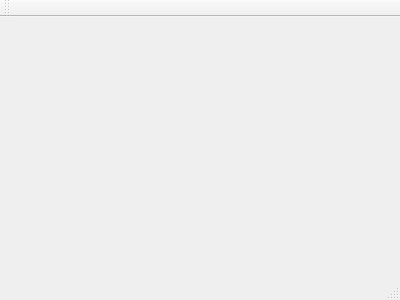
Before: the Qt Designer form test_ResourceFileManager/src/forms/mainwindow.ui in Zingam/SpaGUIController, drawn with Qt 5.
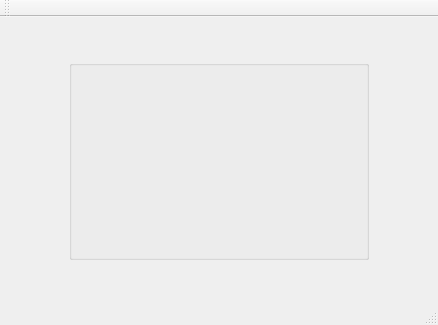
After: the same form once the commit is applied. Icons and pictures are not drawn.

```diff
--- a/test_ResourceFileManager/src/forms/mainwindow.ui
+++ b/test_ResourceFileManager/src/forms/mainwindow.ui
@@ -6,27 +6,71 @@
    <rect>
     <x>0</x>
     <y>0</y>
-    <width>400</width>
-    <height>300</height>
+    <width>438</width>
+    <height>325</height>
    </rect>
   </property>
   <property name="windowTitle">
    <string>MainWindow</string>
   </property>
   <widget class="QWidget" name="centralWidget">
-   <widget class="QLabel" name="label">
-    <property name="geometry">
-     <rect>
-      <x>10</x>
-      <y>10</y>
-      <width>381</width>
-      <height>231</height>
-     </rect>
-    </property>
-    <property name="text">
-     <string/>
-    </property>
-   </widget>
+   <layout class="QHBoxLayout" name="horizontalLayout_2">
+    <item>
+     <widget class="QGroupBox" name="groupBox">
+      <property name="sizePolicy">
+       <sizepolicy hsizetype="MinimumExpanding" vsizetype="MinimumExpanding">
+        <horstretch>0</horstretch>
+        <verstretch>0</verstretch>
+       </sizepolicy>
+      </property>
+      <property name="minimumSize">
+       <size>
+        <width>0</width>
+        <height>0</height>
+       </size>
+      </property>
+      <property name="maximumSize">
+       <size>
+        <width>300</width>
+        <height>200</height>
+       </size>
+      </property>
+      <property name="title">
+       <string/>
+      </property>
+      <layout class="QHBoxLayout" name="horizontalLayout">
+       <item>
+        <widget class="QLabel" name="label">
+         <property name="sizePolicy">
+          <sizepolicy hsizetype="MinimumExpanding" vsizetype="MinimumExpanding">
+           <horstretch>0</horstretch>
+           <verstretch>0</verstretch>
+          </sizepolicy>
+         </property>
+         <property name="minimumSize">
+          <size>
+           <width>200</width>
+           <height>100</height>
+          </size>
+         </property>
+         <property name="text">
+          <string/>
+         </property>
+         <property name="pixmap">
+          <pixmap resource="../../res/resources.qrc">:/images/images/bug_20.png</pixmap>
+         </property>
+         <property name="scaledContents">
+          <bool>false</bool>
+         </property>
+         <property name="alignment">
+          <set>Qt::AlignCenter</set>
+         </property>
+        </widget>
+       </item>
+      </layout>
+     </widget>
+    </item>
+   </layout>
   </widget>
   <widget class="QMenuBar" name="menuBar">
    <property name="geometry">
```
Left out of the diff: 6 changed lines with no effect on the pictures.
